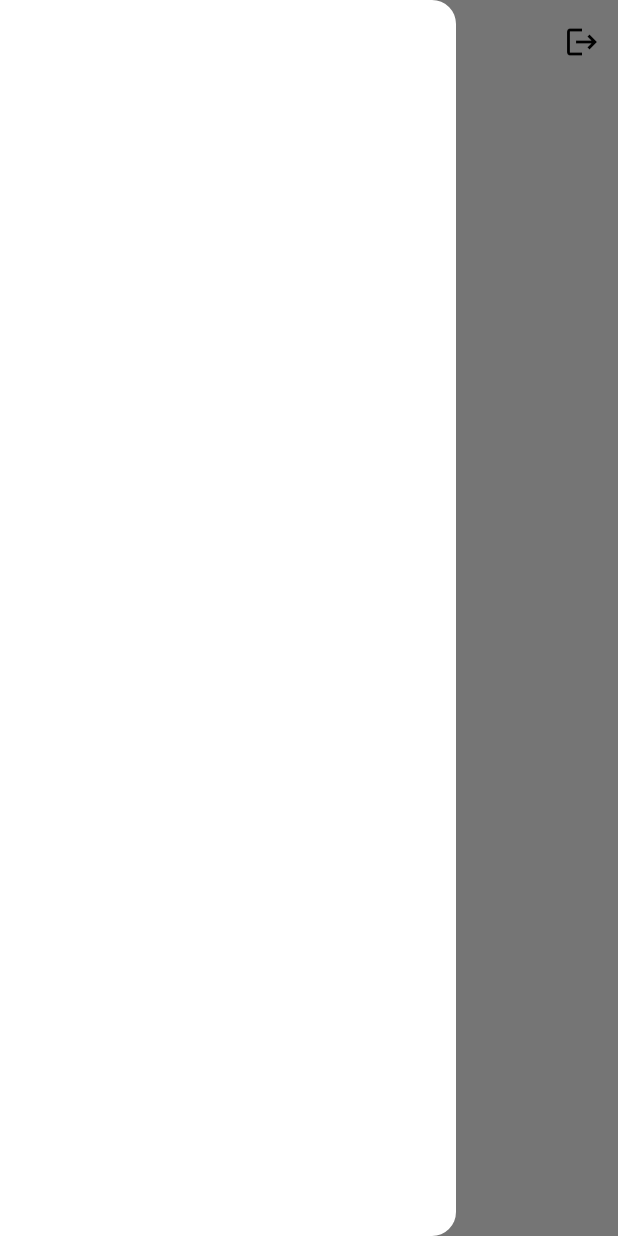
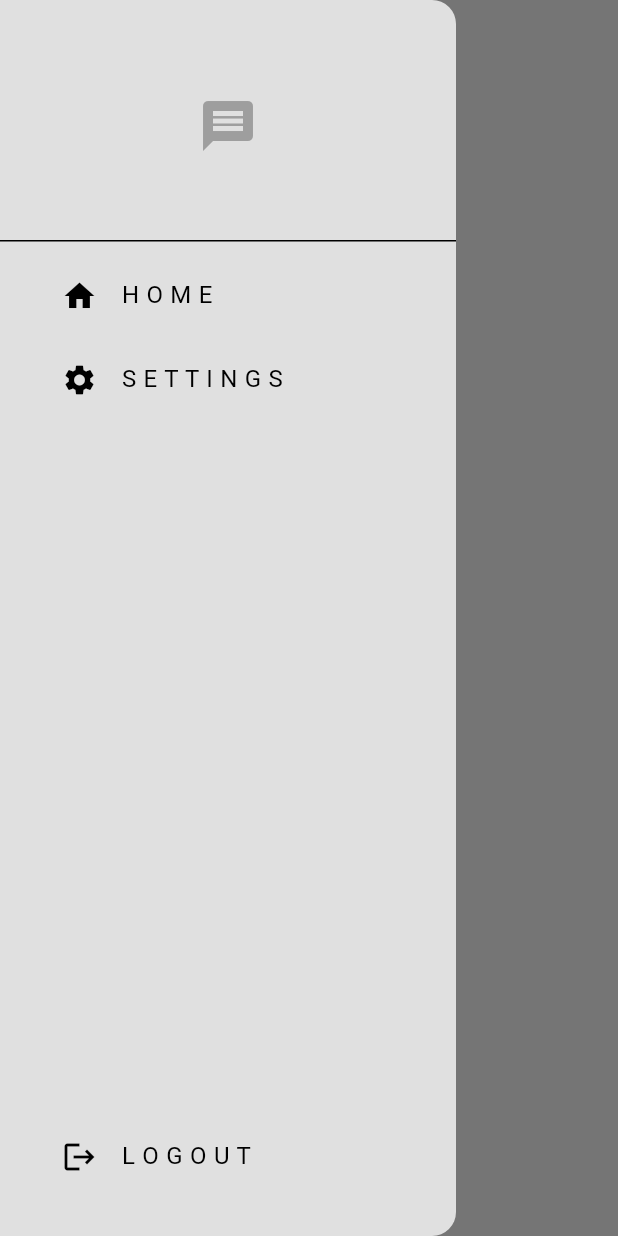
Before and after one commit to Sharonwanjiru392/chat-App, a Flutter app: the screen it shows once a user with an empty profile is signed in, with the side drawer open, on a phone screen of 412 x 824 dp. Run offline on Flutter 3.47's test engine with Material 3 defaults, Android fonts, the phone set to English and light mode, and no system bars; our stand-ins replace firebase_auth, firebase_core; accounts and stored records are empty.

Commit message:
am done with the menu drawer and yeah

```diff
--- a/lib/components/my_drawer.dart
+++ b/lib/components/my_drawer.dart
@@ -1,22 +1,74 @@
+import 'package:chat_app/auth/auth_service.dart';
+import 'package:chat_app/pages/settings_page.dart';
 import 'package:flutter/material.dart';
 
 class MyDrawer extends StatelessWidget {
   const MyDrawer({super.key});
 
+  //logout method
+   void logout() {
+    //get auth service
+    final auth = AuthService();
+    auth.signOut();
+  }
   @override
   Widget build(BuildContext context) {
     return Drawer(
       // ignore: deprecated_member_use
       backgroundColor: Theme.of(context).colorScheme.background,
       child: Column(
+        mainAxisAlignment: MainAxisAlignment.spaceBetween,
         children: [
-          //logo
-
+          Column(
+            children: [
+              //logo
+          DrawerHeader(child: Center(
+            child: Icon(Icons.message,
+            color: Theme.of(context).colorScheme.primary,
+            size: 40,
+            ),
+          ),),
           //home list tile
-
+          Padding(
+            padding: const EdgeInsets.only(left: 25.0),
+            child: ListTile(
+              title: const Text("H O M E"),
+              leading: const Icon(Icons.home),
+              onTap: ()
+              {
+                //pop the drawer
+                Navigator.pop(context);
+              },
+            ),
+          ),
           //settings list tile
 
+          Padding(
+            padding: const EdgeInsets.only(left: 25.0),
+            child: ListTile(
+              title: const Text("S E T T I N G S"),
+              leading: const Icon(Icons.settings),
+              onTap: ()
+              {
+                //pop the drawer
+                Navigator.pop(context);
+                //navigate to settings page
+                Navigator.push(context, MaterialPageRoute(builder: (context) => const SettingsPage()));
+
+              },
+            ),
+          ),
+            ],
+          ),
           //logout list tile
+          Padding(
+            padding: const EdgeInsets.only(left: 25.0, bottom: 25),
+            child: ListTile(
+              title: const Text("L O G O U T"),
+              leading: const Icon(Icons.logout),
+              onTap: logout,
+            ),
+          ),
         ],
       ),
     );
--- a/lib/pages/home_page.dart
+++ b/lib/pages/home_page.dart
@@ -1,27 +1,20 @@
-import 'package:chat_app/auth/auth_service.dart';
+import 'package:chat_app/components/my_drawer.dart';
 import 'package:flutter/material.dart';
 
 class HomePage extends StatelessWidget {
   const HomePage({super.key});
 
   //logout method
-  void logout() {
-    //get auth service
-    final _auth = AuthService();
-    _auth.signOut();
-  }
+
 
 
   @override
   Widget build(BuildContext context) {
     return Scaffold(
       appBar: AppBar(title: Text("home page"),
-      actions: [
-        //logout button
-        IconButton(onPressed: logout, icon: Icon(Icons.logout)),
-      ],
+
       ),
-      drawer: Drawer(),
+      drawer: MyDrawer(),
     );
   }
 }
```
Also changed, not shown: lib/pages/settings_page.dart (added, +12 -0 lines).
